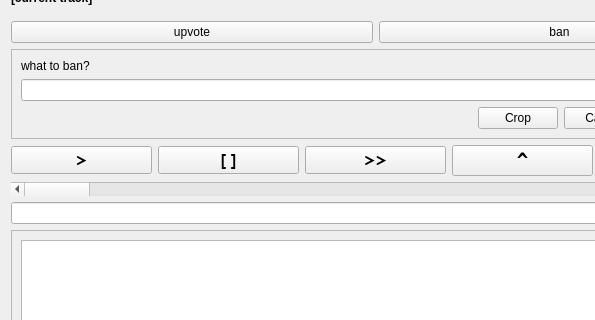
This is client/rrplayer.ui in frans-fuerst/music_scheduler as Qt 5 draws it before an edit; both pictures show x 0 to 595 and y 158 to 478 of the 751 by 1028 pixel window. The edited form follows.
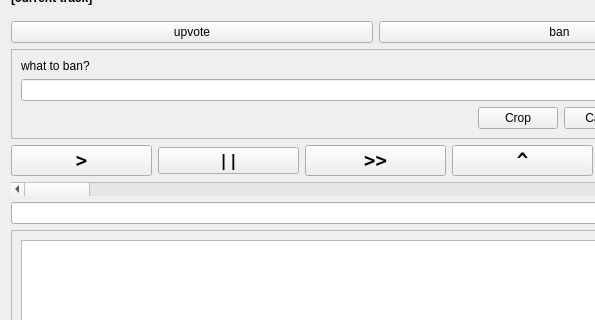
This is the edited form.

Commit message: pause button

```diff
--- a/client/rrplayer.ui
+++ b/client/rrplayer.ui
@@ -219,7 +219,7 @@
         <widget class="QPushButton" name="pb_play">
          <property name="font">
           <font>
-           <family>FreeMono</family>
+           <family>DejaVu Sans Mono</family>
            <pointsize>14</pointsize>
            <weight>75</weight>
            <bold>true</bold>
@@ -234,14 +234,14 @@
         <widget class="QPushButton" name="pb_stop">
          <property name="font">
           <font>
-           <family>FreeMono</family>
-           <pointsize>14</pointsize>
+           <family>DejaVu Sans Mono</family>
+           <pointsize>12</pointsize>
            <weight>75</weight>
            <bold>true</bold>
           </font>
          </property>
          <property name="text">
-          <string>[]</string>
+          <string>||</string>
          </property>
         </widget>
        </item>
@@ -249,7 +249,7 @@
         <widget class="QPushButton" name="pb_skip">
          <property name="font">
           <font>
-           <family>FreeMono</family>
+           <family>DejaVu Sans Mono</family>
            <pointsize>14</pointsize>
            <weight>75</weight>
            <bold>true</bold>
```
Left out of the diff: 2 changed lines with no effect on the pictures. The commit also changes 2 other files.
